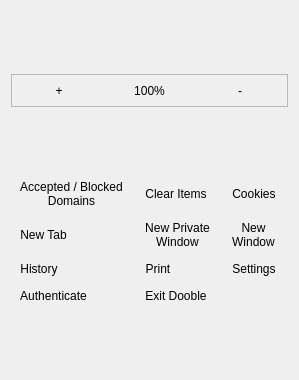
Above: 2.x/UI/dooble_popup_menu.ui from textbrowser/dooble before the change. Below: the same form after it.
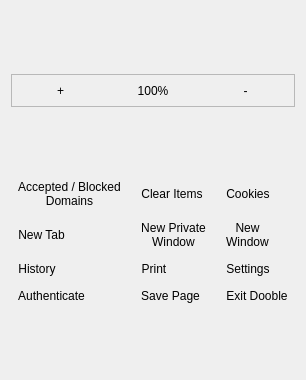
That is the form after the change. Icons and pictures are not drawn.

Commit message: Save-page pop-up menu option.

The edit to the form file:
```diff
--- a/2.x/UI/dooble_popup_menu.ui
+++ b/2.x/UI/dooble_popup_menu.ui
@@ -213,19 +213,6 @@
        </property>
       </widget>
      </item>
-     <item row="3" column="1">
-      <widget class="QToolButton" name="exit_dooble">
-       <property name="text">
-        <string>Exit Dooble</string>
-       </property>
-       <property name="toolButtonStyle">
-        <enum>Qt::ToolButtonTextUnderIcon</enum>
-       </property>
-       <property name="autoRaise">
-        <bool>true</bool>
-       </property>
-      </widget>
-     </item>
      <item row="1" column="1">
       <widget class="QToolButton" name="new_private_window">
        <property name="text">
@@ -253,6 +240,32 @@
        </property>
       </widget>
      </item>
+     <item row="3" column="2">
+      <widget class="QToolButton" name="exit_dooble">
+       <property name="text">
+        <string>Exit Dooble</string>
+       </property>
+       <property name="toolButtonStyle">
+        <enum>Qt::ToolButtonTextUnderIcon</enum>
+       </property>
+       <property name="autoRaise">
+        <bool>true</bool>
+       </property>
+      </widget>
+     </item>
+     <item row="3" column="1">
+      <widget class="QToolButton" name="save_page">
+       <property name="text">
+        <string>Save Page</string>
+       </property>
+       <property name="toolButtonStyle">
+        <enum>Qt::ToolButtonTextUnderIcon</enum>
+       </property>
+       <property name="autoRaise">
+        <bool>true</bool>
+       </property>
+      </widget>
+     </item>
     </layout>
    </item>
   </layout>
```
Left out of the diff: 1 changed line with no effect on the pictures. The commit also changes 4 other files.
